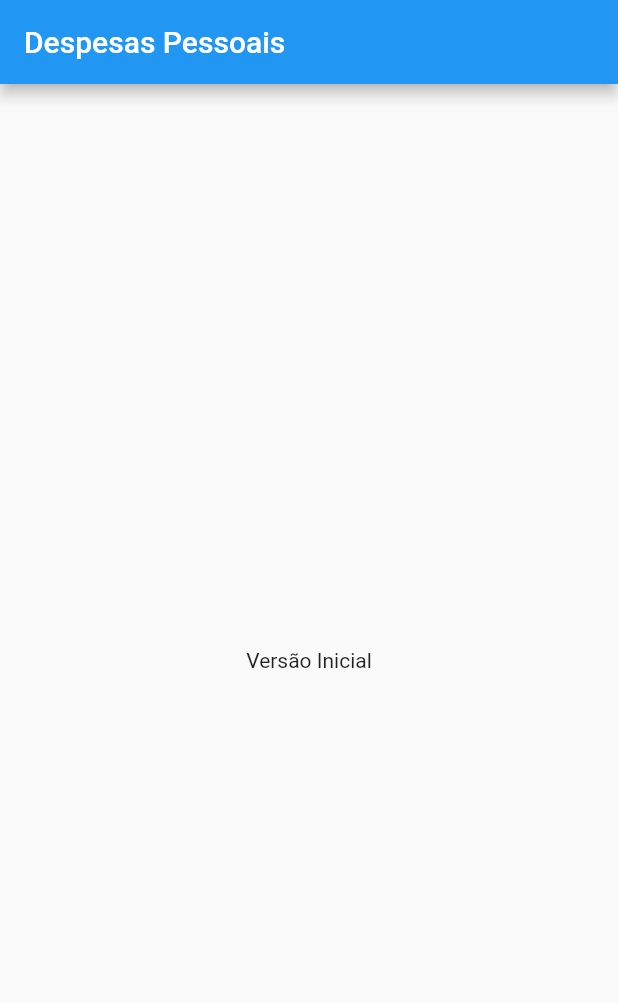
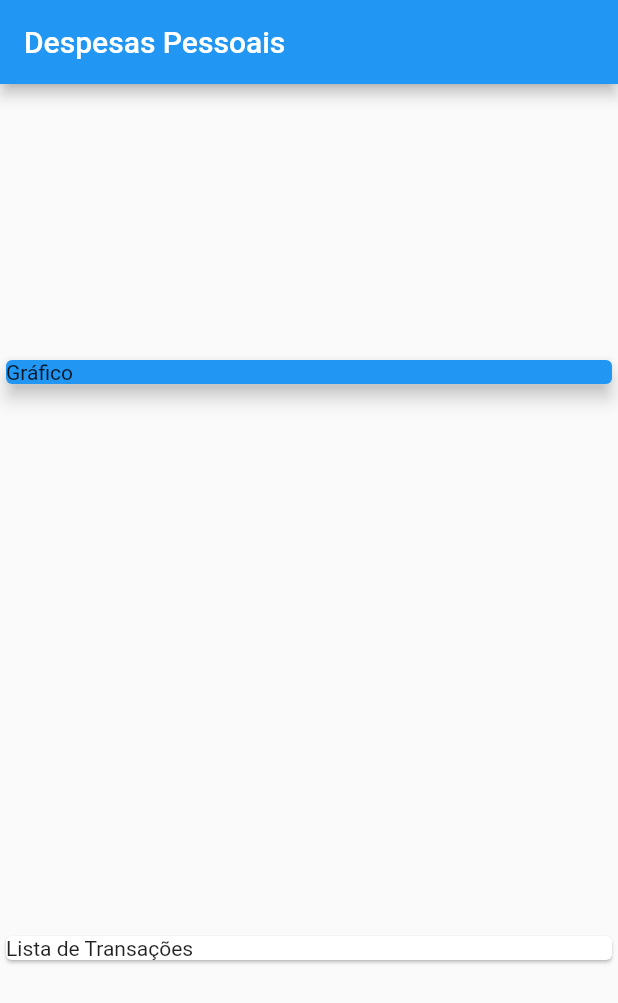
Before and after one commit to soteras/expenses, a Flutter app: the screen it shows after launch, on a phone screen of 412 x 824 dp. Shown: the top 1003 px of the screen. Run offline on Flutter 3.47's test engine with Material 2 defaults, Android fonts, the phone set to English and light mode, and no system bars.

Commit message:
Add initial schema.

```diff
--- a/lib/main.dart
+++ b/lib/main.dart
@@ -1,12 +1,28 @@
+import 'package:expenses/core/models/transaction.dart';
 import 'package:expenses/page/home_page.dart';
 import 'package:flutter/material.dart';
 
 void main() {
-  runApp(const ExpensesApp());
+  runApp(ExpensesApp());
 }
 
 class ExpensesApp extends StatelessWidget {
-  const ExpensesApp({super.key});
+  final List<Transaction> _transactions = [
+    Transaction(
+      id: 't1',
+      title: 'Novo tênis de Corrida',
+      value: 310.76,
+      date: DateTime.now(),
+    ),
+    Transaction(
+      id: 't2',
+      title: 'Conta de luz',
+      value: 211.30,
+      date: DateTime.now(),
+    )
+  ];
+
+  ExpensesApp({super.key});
 
   @override
   Widget build(BuildContext context) {
--- a/lib/page/home_page.dart
+++ b/lib/page/home_page.dart
@@ -9,8 +9,19 @@ class HomePage extends StatelessWidget {
       appBar: AppBar(
         title: const Text('Despesas Pessoais'),
       ),
-      body: const Center(
-        child: Text('Versão Inicial'),
+      body: Column(
+        mainAxisAlignment: MainAxisAlignment.spaceAround,
+        crossAxisAlignment: CrossAxisAlignment.stretch,
+        children: const [
+          Card(
+            color: Colors.blue,
+            elevation: 5,
+            child: Text('Gráfico'),
+          ),
+          Card(
+            child: Text('Lista de Transações'),
+          ),
+        ],
       ),
     );
   }
```
